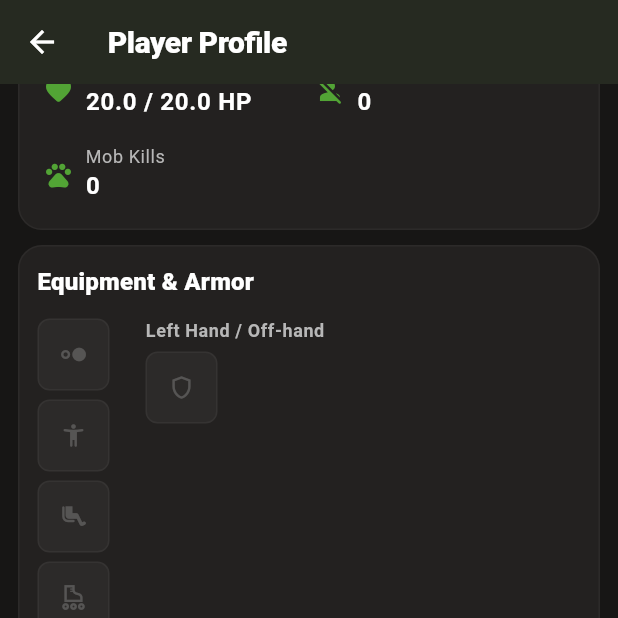
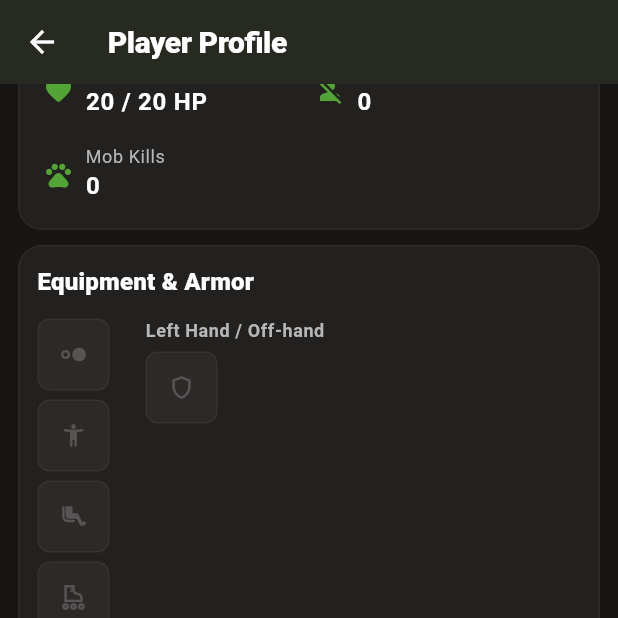
Before and after one commit to GopikChenth/Bifrost, a Flutter app: the PlayerProfilePage screen opened directly with empty values, scrolled down 487 dp, on a phone screen of 412 x 824 dp, the top half of it. Run offline on Flutter 3.47's test engine with Material 3 defaults, Android fonts, the phone set to English and light mode, and no system bars; our stand-ins replace device_info_plus, file_picker, google_sign_in, shared_preferences; missing offline and left inert: extension_google_sign_in_as_googleapis_auth, googleapis; accounts and stored records are empty; network calls fail.

Commit message:
Format health and coordinates to whole numbers in player profile

```diff
--- a/lib/Pages/server_player_profile.dart
+++ b/lib/Pages/server_player_profile.dart
@@ -306,7 +306,7 @@ class _PlayerProfilePageState extends State<PlayerProfilePage> {
                               child: _StatTile(
                                 icon: Icons.favorite_rounded,
                                 label: 'Health',
-                                value: '${healthVal.toStringAsFixed(1)} / 20.0 HP',
+                                value: '${healthVal.round()} / 20 HP',
                               ),
                             ),
                             Expanded(
--- a/lib/Services/server_storage_service.dart
+++ b/lib/Services/server_storage_service.dart
@@ -1074,7 +1074,7 @@ class ServerStorageService {
             final double y = (posList[1] as num).toDouble();
             final double z = (posList[2] as num).toDouble();
             resultStats['coordinates'] =
-                '${x.toStringAsFixed(1)}, ${y.toStringAsFixed(1)}, ${z.toStringAsFixed(1)}';
+                '${x.round()}, ${y.round()}, ${z.round()}';
           }
 
           final dynamic inv = nbt['Inventory'];
```
